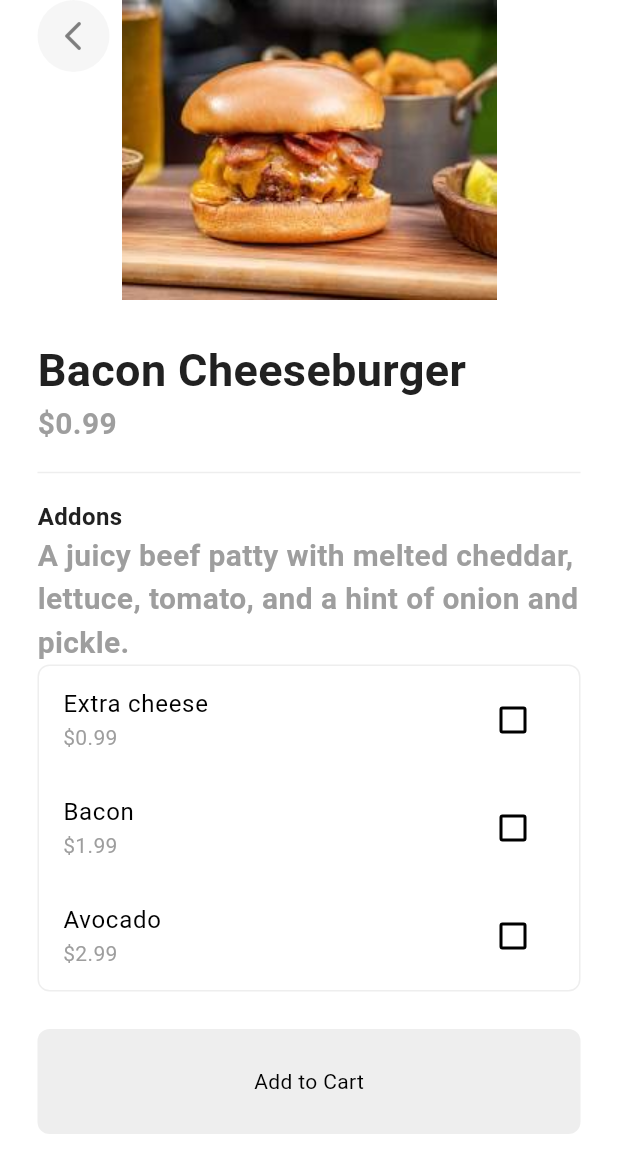
After one commit to DipakSingh0/Food-Delivery-App, a Flutter app: the FoodPage screen opened directly with sample values from the repository, on a phone screen of 412 x 824 dp. The commit adds this screen. Shown: the top 1173 px of the screen. Run offline on Flutter 3.47's test engine with Material 3 defaults, Android fonts, the phone set to English and light mode, and no system bars; our stand-ins replace cloud_firestore, firebase_auth, firebase_core; accounts and stored records are empty; statements that could not run were skipped.

Commit message:
cart functionality added

```diff
--- a/lib/components/my_food_tile.dart
+++ b/lib/components/my_food_tile.dart
@@ -26,7 +26,7 @@ class FoodTile extends StatelessWidget {
                 crossAxisAlignment: CrossAxisAlignment.start,
                 children: [
                   Text(food.name),
-                  Text('\$'+food.price.toString(),
+                  Text('\$${food.price}',
                   style: TextStyle(
                     color: theme.primary,
                   )),
@@ -37,6 +37,8 @@ class FoodTile extends StatelessWidget {
                 ],
               ),
             ),
+
+            const SizedBox(width: 15),
 
             // food image
             ClipRRect(
--- a/lib/components/my_silver_appbar.dart
+++ b/lib/components/my_silver_appbar.dart
@@ -1,4 +1,5 @@
 import 'package:flutter/material.dart';
+import 'package:food/pages/cart_page.dart';
 
 class MySliverAppBar extends StatelessWidget {
   final Widget child;
@@ -23,7 +24,9 @@ class MySliverAppBar extends StatelessWidget {
         //cart button
         IconButton(
           icon: const Icon(Icons.shopping_cart_outlined),
-          onPressed: () {  },
+          onPressed: () {
+            Navigator.push(context, MaterialPageRoute(builder: (context) => const CartPage()));
+           },
         ),
       ],
       // ignore: deprecated_member_use
--- /dev/null
+++ b/lib/models/cart_items.dart
@@ -0,0 +1,18 @@
+import 'food.dart';
+
+class CartItem {
+  Food food;
+  List<Addon> selectedAddons;
+  int quantity;
+
+  CartItem({
+    required this.food,
+    required this.selectedAddons,
+    this.quantity = 1,
+  });
+
+  double get totalPrice {
+    double addonsPrice = selectedAddons.fold(0, (sum, addon) => sum + addon.price);
+    return (food.price + addonsPrice) * quantity;
+  }
+}
--- a/lib/models/restaurant.dart
+++ b/lib/models/restaurant.dart
@@ -1,8 +1,10 @@
+import 'package:collection/collection.dart';
 import 'package:flutter/material.dart';
+import 'package:food/models/cart_items.dart';
 
 import 'food.dart';
 
-class Restaurant extends ChangeNotifier{
+class Restaurant extends ChangeNotifier {
   // list of food menu
   final List<Food> menu = [
     // burgers
@@ -59,7 +61,7 @@ class Restaurant extends ChangeNotifier{
         Addon(name: "Avocado", price: 2.99),
       ],
     ),
-  Food(
+    Food(
       name: "Classic Cheeseburger",
       description:
           "A juicy with melted cheddar, lettuce, tomato, and a hint of onion and pickle.",
@@ -299,36 +301,101 @@ class Restaurant extends ChangeNotifier{
         ]),
   ];
 
- // -----------GETTERS------------//
+  // -----------GETTERS------------//
 
+  // List<Food> get menu => _menu;
+  List<CartItem> get cart => _cart;
 
- // -----------OPERATIONS------------//
+  // -----------OPERATIONS------------//
+  // user cart
+  final List<CartItem> _cart = [];
+
 //  add to cart
+  void addToCart(Food food, List<Addon> selectedAddons) {
+    //see if there is alredy present same food on cart item and selected addon
 
+    // ignore: unused_local_variable
+    CartItem? cartItem = _cart.firstWhereOrNull((item) {
+      // check if the food items are same
+      bool isSameFood = item.food == food;
+
+      //check if list of selected addons are same
+      bool isSameAddons =
+          ListEquality().equals(item.selectedAddons, selectedAddons);
+
+      return isSameFood && isSameAddons;
+    });
+
+    //if item already exists, increase its quantity
+    if (cartItem != null) {
+      cartItem.quantity++;
+    }
+
+    // otherwise, add a new cart item to the cart
+    else {
+      _cart.add(CartItem(
+        food: food,
+        selectedAddons: selectedAddons,
+      ));
+    }
+    notifyListeners();
+  }
 
 // remove from cart
+  void removeFromCart(CartItem cartItem) {
+    int cartIndex = _cart.indexOf(cartItem);
 
+    if (cartIndex != -1) {
+      if (_cart[cartIndex].quantity > 1) {
+        _cart[cartIndex].quantity--;
+      } else {
+        _cart.removeAt(cartIndex);
+      }
+    }
+    notifyListeners();
+  }
 
 // get total price of cart
+  double getTotalPrice() {
+    double total = 0.0;
 
+    for (CartItem cartItem in _cart) {
+      double itemTotal = cartItem.food.price;
 
+      for (Addon addon in cartItem.selectedAddons) {
+        itemTotal += addon.price;
+      }
 
-// get total items in cart
+      total += itemTotal * cartItem.quantity;
+    }
 
+    return total;
+  }
+
+// get total number of items in cart
+  int getTotalItemCount() {
+    int totalItemCount = 0;
+
+    for (CartItem cartItem in _cart) {
+      totalItemCount += cartItem.quantity;
+    }
+
+    return totalItemCount;
+  }
+
+// clear cart
+  void clearCart() {
+    _cart.clear();
+    notifyListeners();
+  }
 
 //clear cart
 
-
-
- // -----------HELPERS------------//
+  // -----------HELPERS------------//
 
   // generate receipt
 
-
   //  format double value into money
 
-
   // format list of addoons into a string sumary
-
-
 }
--- /dev/null
+++ b/lib/pages/food_page.dart
@@ -0,0 +1,181 @@
+import 'package:flutter/material.dart';
+import 'package:food/components/my_button.dart';
+import 'package:food/models/food.dart';
+import 'package:food/models/restaurant.dart';
+import 'package:provider/provider.dart';
+
+class FoodPage extends StatefulWidget {
+  final Food food;
+  final Map<Addon, bool> selectedAddons = {};
+
+  FoodPage({
+    super.key,
+    required this.food,
+  }) {
+    //initialize selected addons to be false
+    for (Addon addon in food.availableAddons) {
+      selectedAddons[addon] = false;
+    }
+  }
+
+  @override
+  State<FoodPage> createState() => _FoodPageState();
+}
+
+class _FoodPageState extends State<FoodPage> {
+
+// method to add to cart
+void addToCart(Food food, Map<Addon, bool> selectedAddons) {
+
+  //close the currenet foodpage to go back to menu
+  Navigator.of(context).pop();
+
+  // format the selected addons
+  List<Addon> currentlySelectedAddons  = [];
+  for (Addon addon in widget.food.availableAddons){
+    if (widget.selectedAddons[addon] == true){
+      currentlySelectedAddons.add(addon);
+    }
+  }
+
+  //add to cart
+context.read<Restaurant>().addToCart(food, currentlySelectedAddons);
+}
+
+
+  @override
+  Widget build(BuildContext context) {
+    var theme = Theme.of(context).colorScheme;
+    return SafeArea(
+      child: Stack(children: [
+        Scaffold(
+            // appBar: AppBar(),
+            body: SingleChildScrollView(
+          child: Column(
+            children: [
+              // food image on top
+              Image.asset(widget.food.imagePath),
+
+              Padding(
+                padding: const EdgeInsets.all(25.0),
+                child: Column(
+                  crossAxisAlignment: CrossAxisAlignment.start,
+                  children: [
+                    // food name
+                    Text(
+                      widget.food.name,
+                      style: TextStyle(
+                        fontSize: 30,
+                        fontWeight: FontWeight.bold,
+                        color: theme.inversePrimary,
+                      ),
+                    ),
+
+                    // food price
+                    Text(
+                      '\$${widget.food.price}',
+                      style: TextStyle(
+                        fontSize: 20,
+                        fontWeight: FontWeight.bold,
+                        color: theme.primary,
+                      ),
+                    ),
+
+                    const SizedBox(
+                      height: 10,
+                    ),
+
+                    Divider(color: theme.secondary),
+
+                    const SizedBox(
+                      height: 10,
+                    ),
+
+                    Text(
+                      "Addons",
+                      style: TextStyle(
+                        fontSize: 16,
+                        fontWeight: FontWeight.bold,
+                        color: theme.inversePrimary,
+                      ),
+                    ),
+                    // food description
+                    Text(
+                      widget.food.description,
+                      style: TextStyle(
+                        fontSize: 20,
+                        fontWeight: FontWeight.bold,
+                        color: theme.primary,
+                      ),
+                    ),
+
+                    // button -> add on  to cart
+                    Container(
+                      decoration: BoxDecoration(
+                        border: Border.all(color: theme.secondary),
+                        borderRadius: BorderRadius.circular(8),
+                      ),
+                      child: ListView.builder(
+                        shrinkWrap: true,
+                        physics: const NeverScrollableScrollPhysics(),
+                        padding: EdgeInsets.zero,
+                        itemCount: widget.food.availableAddons.length,
+                        itemBuilder: (context, index) {
+                          // get individual addons
+                          Addon addon = widget.food.availableAddons[index];
+
+                          //return chekc box UI
+                          return CheckboxListTile(
+                              title: Text(addon.name),
+                              subtitle: Text(
+                                '\$${addon.price}',
+                                style: TextStyle(
+                                  // fontSize: 20,
+                                  // fontWeight: FontWeight.bold,
+                                  color: theme.primary,
+                                ),
+                              ),
+                              value: widget.selectedAddons[addon],
+                              onChanged: (bool? value) {
+                                setState(() {
+                                  widget.selectedAddons[addon] = value!;
+                                });
+                              });
+                        },
+                      ),
+                    )
+                  ],
+                ),
+              ),
+
+              //buttton  -- add to cart
+              MyButton(text: "Add to Cart", onTap: () => addToCart(widget.food, widget.selectedAddons)),
+
+              const SizedBox(
+                height: 25,
+              ),
+            ],
+          ),
+        )),
+
+        // back button using stack
+        SafeArea(
+          child: Opacity(
+            opacity: 0.5,
+            child: Container(
+              margin: const EdgeInsets.only(left:25),
+              decoration: BoxDecoration(
+                color:theme.secondary,
+                shape: BoxShape.circle,
+              ),
+              child: IconButton(
+                icon: Icon(Icons.arrow_back_ios_rounded),
+                onPressed: () => Navigator.pop(context),
+              ),
+            ),
+          ),
+        )
+      ]),
+    );
+  }
+}
--- a/pubspec.yaml
+++ b/pubspec.yaml
@@ -39,6 +39,7 @@ dependencies:
   cloud_firestore: ^5.6.0
   provider: ^6.1.2
   line_awesome_flutter: ^3.0.1
+  collection: ^1.19.0
   # chat: ^0.0.1-dev.placeholder-dev.placeholder
 
 dev_dependencies:
```
Also changed, not shown: lib/pages/cart_page.dart (added, +21 -0 lines), lib/pages/homepage.dart (+7 -14 lines), pubspec.lock.
